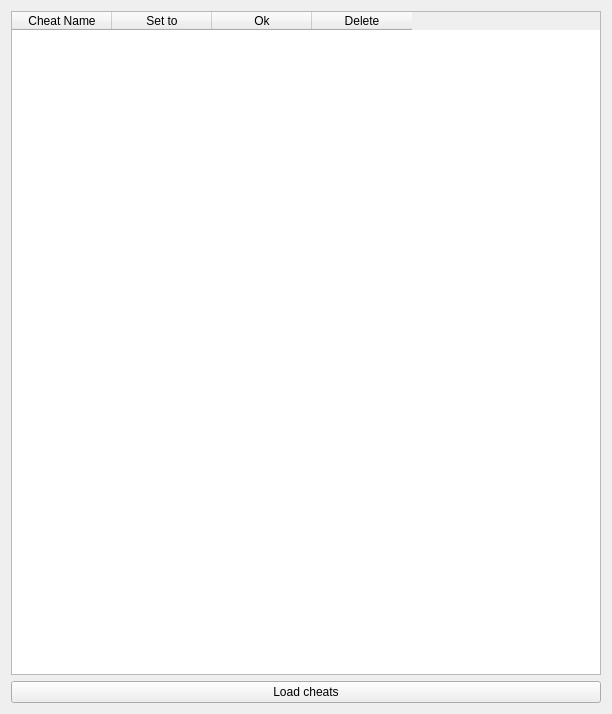
First picture: the form in UI/cheating/apply_cheat.ui, repository NADNES-TEAM/NADNES, before the edit.
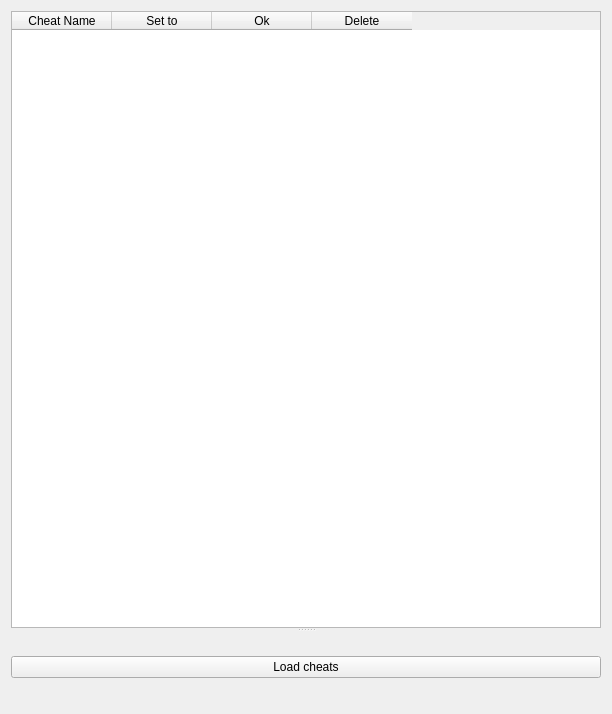
Second picture: the form after the edit.

Commit message: cheat window fix

```diff
--- a/UI/cheating/apply_cheat.ui
+++ b/UI/cheating/apply_cheat.ui
@@ -21,8 +21,10 @@
   </property>
   <layout class="QGridLayout" name="gridLayout">
    <item row="0" column="0">
-    <layout class="QVBoxLayout" name="verticalLayout_9">
-     <item>
+    <widget class="QSplitter" name="splitter">
+     <property name="orientation">
+      <enum>Qt::Vertical</enum>
+     </property>
       <widget class="QTableWidget" name="cheatTable">
        <property name="sizePolicy">
         <sizepolicy hsizetype="Expanding" vsizetype="Expanding">
@@ -51,8 +53,7 @@
         </property>
        </column>
       </widget>
-     </item>
-     <item>
+     <widget class="QWidget" name="">
       <layout class="QHBoxLayout" name="horizontalLayout_6">
        <item>
         <widget class="QPushButton" name="loadCheats">
@@ -62,8 +63,8 @@
         </widget>
        </item>
       </layout>
-     </item>
-    </layout>
+     </widget>
+    </widget>
    </item>
   </layout>
  </widget>
```
Lines whose indentation alone changed are shown as unchanged. The commit also changes 3 other files.
